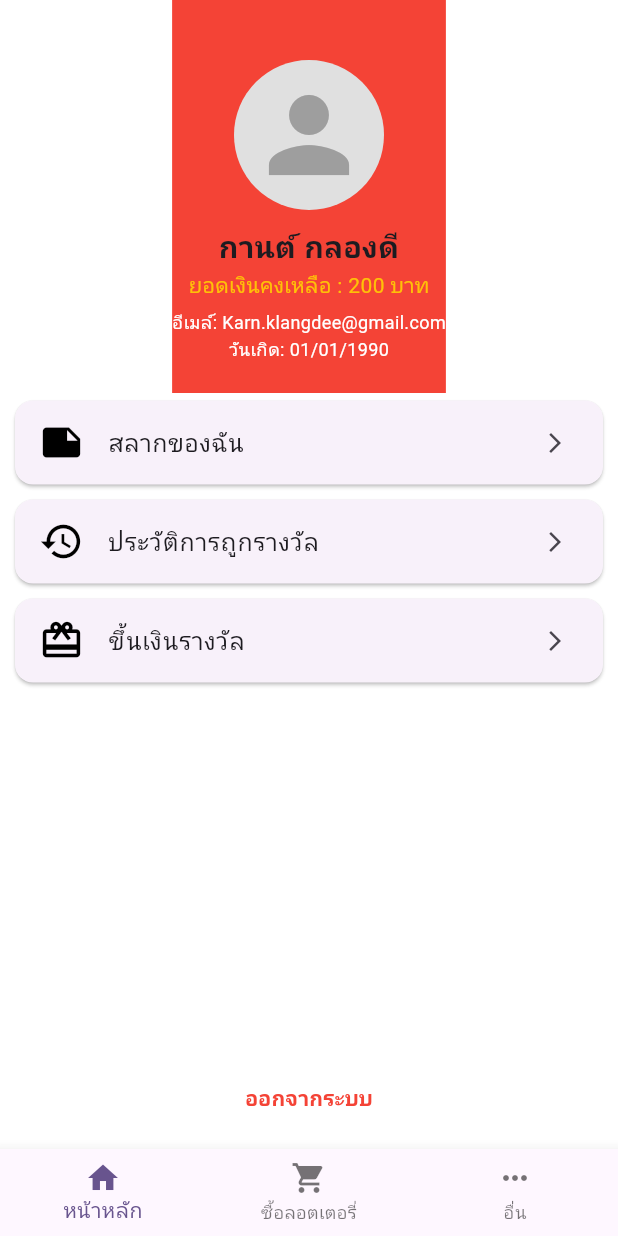
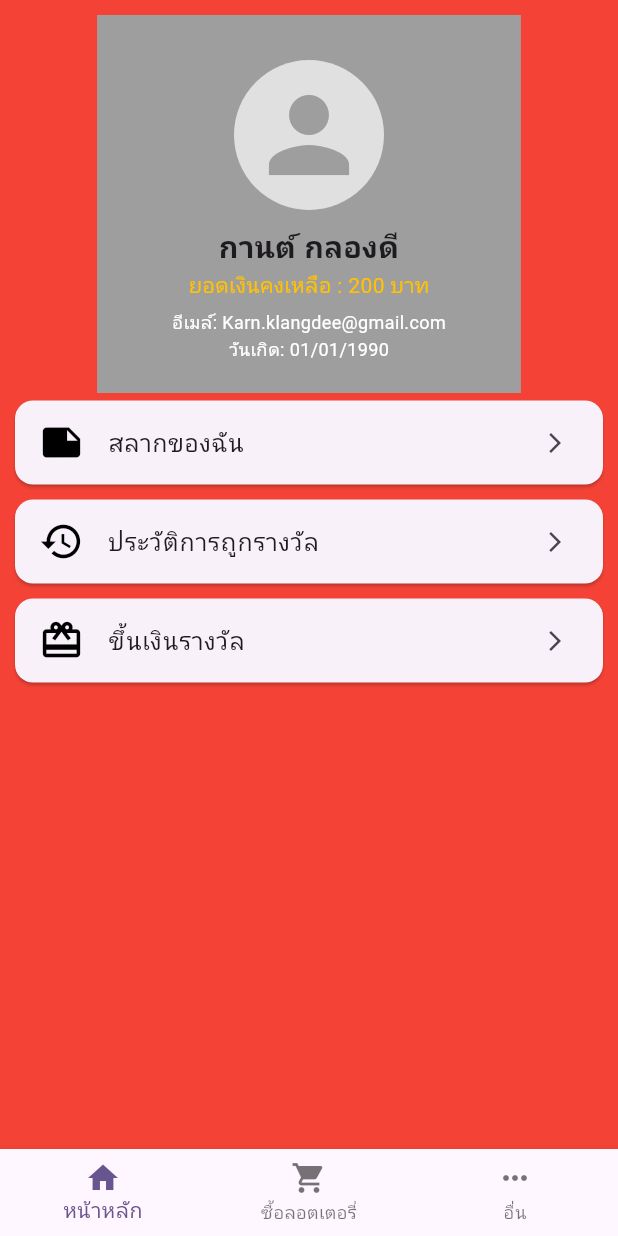
Before and after one commit to MACROG33/LottoReddragon, a Flutter app: the screen it shows after launch, on a phone screen of 412 x 824 dp. Run offline on Flutter 3.47's test engine with Material 3 defaults, Android fonts, the phone set to English and light mode, and no system bars.

Commit message:
commite2

```diff
--- a/lotto/lib/pages/info.dart
+++ b/lotto/lib/pages/info.dart
@@ -4,13 +4,13 @@ class ProfilePage extends StatelessWidget {
   @override
   Widget build(BuildContext context) {
     return Scaffold(
-      backgroundColor: Colors.white,
+      backgroundColor: Colors.red,
       body: Column(
         children: [
-          // ส่วนหัวสีแดง
           Container(
-            color: Colors.red,
-            padding: EdgeInsets.only(top: 40, bottom: 20),
+            color: Colors.grey,
+            padding: EdgeInsets.only(top: 30, bottom: 20, left: 50, right: 50),
+            margin: EdgeInsets.only(top: 10),
             child: Column(
               children: [
                 CircleAvatar(
--- a/lotto/pubspec.yaml
+++ b/lotto/pubspec.yaml
@@ -58,9 +58,8 @@ flutter:
   uses-material-design: true
 
   # To add assets to your application, add an assets section, like this:
-  # assets:
-  #   - images/a_dot_burr.jpeg
-  #   - images/a_dot_ham.jpeg
+  assets:
+    - lotto\assets\images\celebate.jpg
 
   # An image asset can refer to one or more resolution-specific "variants", see
   # https://flutter.dev/to/resolution-aware-images
```
Also changed, not shown: lotto/assets/images/celebate.jpg (added).
